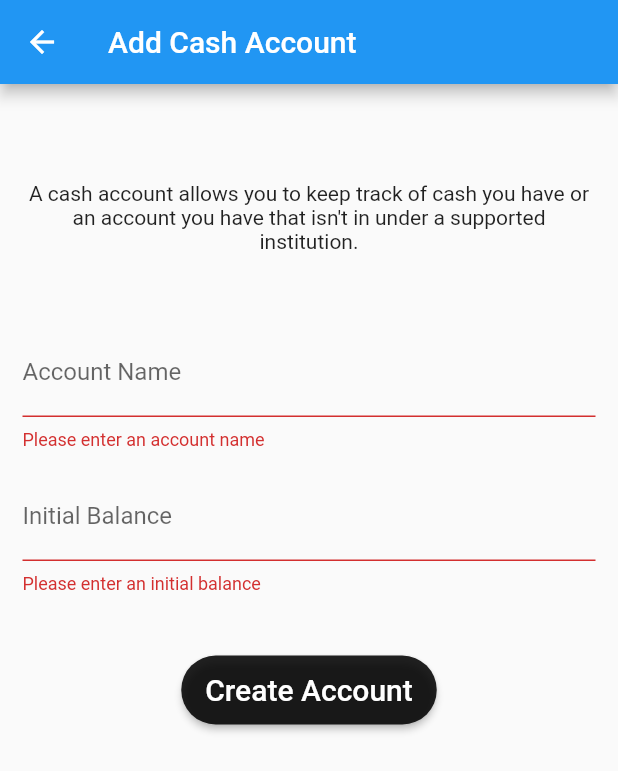
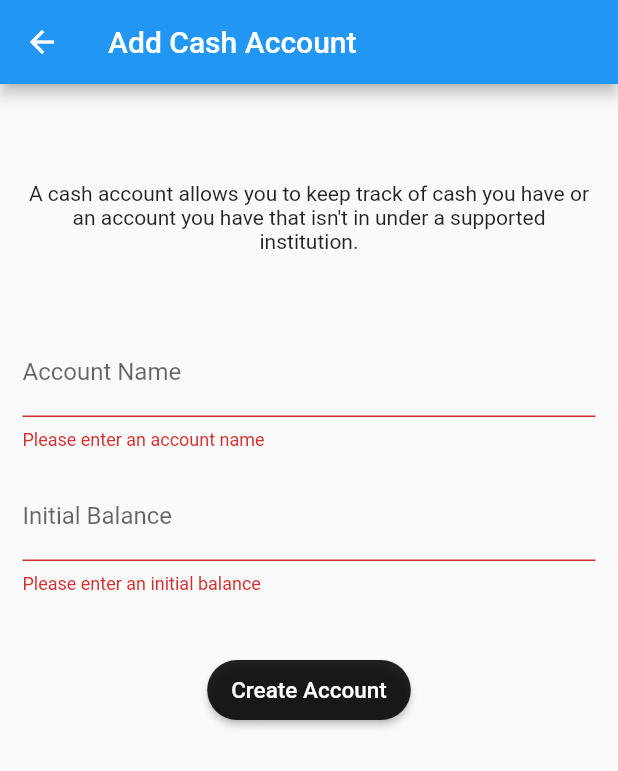
Before and after one commit to BYUCS452F2021/PennyTrax, a Flutter app: the AddCashAccount screen opened directly, after a tap on "Create Account", on a phone screen of 412 x 824 dp. Shown: the top 771 px of the screen. Run offline on Flutter 3.47's test engine with Material 2 defaults, Android fonts, the phone set to English and light mode, and no system bars; network calls fail.

Commit message:
Connect add cash account page to backend

```diff
--- a/frontend/lib/view/add_cash_account.dart
+++ b/frontend/lib/view/add_cash_account.dart
@@ -1,8 +1,7 @@
-import 'dart:async';
-
 import 'package:flutter/material.dart';
 import 'package:flutter/services.dart';
-import 'dart:math' as math;
+
+import 'package:frontend/network/server_facade.dart';
 
 class AddCashAccount extends StatefulWidget {
   const AddCashAccount({Key? key}) : super(key: key);
@@ -12,8 +11,12 @@ class AddCashAccount extends StatefulWidget {
 }
 
 class _AddCashAccountState extends State<AddCashAccount> {
+  bool waitingForResonse = false;
   bool _autovalidate = false;
   final GlobalKey<FormState> _key = GlobalKey<FormState>();
+
+  final accountNameController = TextEditingController();
+  final initialBalanceController = TextEditingController();
 
   @override
   void initState() {
@@ -41,6 +44,7 @@ class _AddCashAccountState extends State<AddCashAccount> {
                   inputAccountName,
                   inputInitialBalance,
                   buttonCreateAccount,
+                  loadingIndicator,
                 ],
               ),
             ),
@@ -66,6 +70,7 @@ class _AddCashAccountState extends State<AddCashAccount> {
       child: TextFormField(
         decoration: InputDecoration(labelText: 'Account Name'),
         validator: validateAccountName,
+        controller: accountNameController,
       ),
     );
   }
@@ -82,18 +87,19 @@ class _AddCashAccountState extends State<AddCashAccount> {
           WhitelistingTextInputFormatter(RegExp(r"^\d+\.?\d{0,2}"))
         ],
         validator: validateInitialBalance,
+        controller: initialBalanceController,
       ),
     );
   }
 
   Widget get buttonCreateAccount {
     return Padding(
-      padding: EdgeInsets.only(top: 25),
+      padding: EdgeInsets.only(top: 25, bottom: 25),
       child: ButtonTheme(
-        height: 46,
+        height: 40,
         child: RaisedButton(
           child: const Text('Create Account',
-              style: TextStyle(color: Colors.white, fontSize: 20)),
+              style: TextStyle(color: Colors.white, fontSize: 15)),
           color: Colors.black87,
           shape:
               RoundedRectangleBorder(borderRadius: BorderRadius.circular(50)),
@@ -101,6 +107,10 @@ class _AddCashAccountState extends State<AddCashAccount> {
         ),
       ),
     );
+  }
+
+  Widget get loadingIndicator {
+    return waitingForResonse ? const CircularProgressIndicator() : Container();
   }
 
   String? validateAccountName(String? input) {
@@ -116,10 +126,24 @@ class _AddCashAccountState extends State<AddCashAccount> {
   }
 
   void createAccount() {
-    setState(() => _autovalidate = true);
+    setState(() => {_autovalidate = true});
     if (_key.currentState!.validate()) {
       _key.currentState!.save();
-      print("Creating cash account");
+      waitingForResonse = true;
+      print("Creating cash account...");
+
+      Map<String, String> account = {
+        'name': accountNameController.text,
+        'available_balance': initialBalanceController.text,
+        'current_balance': initialBalanceController.text,
+      };
+
+      ServerFacade.addCashAccount(account).then((value) {
+        print("Cash account created!");
+        Navigator.pop(context);
+      }, onError: (error) {
+        print(error);
+      });
     }
   }
 }
```
Also changed, not shown: frontend/lib/network/server_facade.dart (+24 -0 lines), 3 other files.
